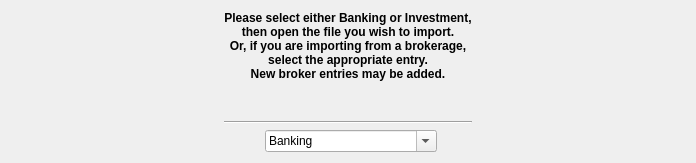
The window that kmymoney/plugins/csvimport/introwizardpage.ui (KDE/kmymoney) describes before a commit, drawn with Qt 5.
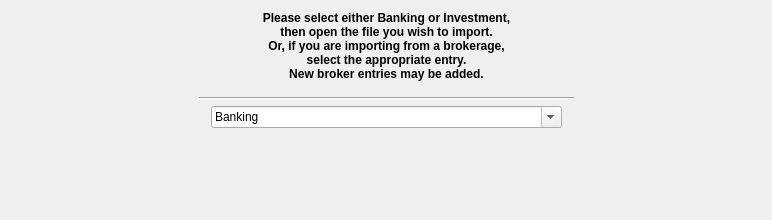
The same window after the commit. Custom widgets are drawn as their Qt base class.

Commit message: Modify introwizardpage.ui to avoid clipping lower edge. Modify csvdialog.ui to allow lower frame to stretch more vertically.

The edit to the form file:
```diff
--- a/kmymoney/plugins/csvimport/introwizardpage.ui
+++ b/kmymoney/plugins/csvimport/introwizardpage.ui
@@ -6,8 +6,8 @@
    <rect>
     <x>0</x>
     <y>0</y>
-    <width>696</width>
-    <height>163</height>
+    <width>772</width>
+    <height>220</height>
    </rect>
   </property>
   <property name="sizePolicy">
@@ -19,20 +19,22 @@
   <property name="minimumSize">
    <size>
     <width>0</width>
-    <height>150</height>
+    <height>220</height>
    </size>
   </property>
   <property name="maximumSize">
    <size>
     <width>16777215</width>
-    <height>240</height>
+    <height>280</height>
    </size>
   </property>
   <property name="windowTitle">
    <string>Intro Wizard Page</string>
   </property>
   <layout class="QGridLayout" name="gridLayout">
-   <item row="0" column="0" rowspan="3">
+   <item row="0" column="0">
+    <layout class="QHBoxLayout" name="horizontalLayout" stretch="10,20,10">
+     <item>
     <spacer name="horizontalSpacer">
      <property name="orientation">
       <enum>Qt::Horizontal</enum>
@@ -45,7 +47,12 @@
      </property>
     </spacer>
    </item>
-   <item row="0" column="1" colspan="2">
+     <item>
+      <layout class="QVBoxLayout" name="verticalLayout" stretch="25,3,40,10">
+       <property name="topMargin">
+        <number>0</number>
+       </property>
+       <item>
     <widget class="QLabel" name="label">
      <property name="minimumSize">
       <size>
@@ -53,6 +60,12 @@
        <height>76</height>
       </size>
      </property>
+         <property name="maximumSize">
+          <size>
+           <width>16777215</width>
+           <height>80</height>
+          </size>
+         </property>
      <property name="text">
       <string>&lt;!DOCTYPE HTML PUBLIC &quot;-//W3C//DTD HTML 4.0//EN&quot; &quot;http://www.w3.org/TR/REC-html40/strict.dtd&quot;&gt;
 &lt;html&gt;&lt;head&gt;&lt;meta name=&quot;qrichtext&quot; content=&quot;1&quot; /&gt;&lt;style type=&quot;text/css&quot;&gt;
@@ -69,28 +82,15 @@
      </property>
     </widget>
    </item>
-   <item row="0" column="3" rowspan="3">
-    <spacer name="horizontalSpacer_right">
-     <property name="orientation">
-      <enum>Qt::Horizontal</enum>
-     </property>
-     <property name="sizeHint" stdset="0">
-      <size>
-       <width>40</width>
-       <height>20</height>
-      </size>
-     </property>
-    </spacer>
-   </item>
-   <item row="1" column="1" rowspan="2" colspan="2">
+       <item>
     <widget class="Line" name="line_hor">
      <property name="orientation">
       <enum>Qt::Horizontal</enum>
      </property>
     </widget>
    </item>
-   <item row="2" column="2">
-    <layout class="QHBoxLayout" name="horizontalLayout" stretch="30,150,30">
+       <item>
+        <layout class="QHBoxLayout" name="horizontalLayout_2" stretch="5,150,5">
      <item>
       <spacer name="horizontalSpacer_2">
        <property name="orientation">
@@ -98,8 +98,8 @@
        </property>
        <property name="sizeHint" stdset="0">
         <size>
-         <width>40</width>
-         <height>20</height>
+             <width>13</width>
+             <height>22</height>
         </size>
        </property>
       </spacer>
@@ -126,6 +126,36 @@
      </item>
      <item>
       <spacer name="horizontalSpacer_mid">
+           <property name="orientation">
+            <enum>Qt::Horizontal</enum>
+           </property>
+           <property name="sizeHint" stdset="0">
+            <size>
+             <width>13</width>
+             <height>22</height>
+            </size>
+           </property>
+          </spacer>
+         </item>
+        </layout>
+       </item>
+       <item>
+        <spacer name="verticalSpacer">
+         <property name="orientation">
+          <enum>Qt::Vertical</enum>
+         </property>
+         <property name="sizeHint" stdset="0">
+          <size>
+           <width>20</width>
+           <height>40</height>
+          </size>
+         </property>
+        </spacer>
+       </item>
+      </layout>
+     </item>
+     <item>
+      <spacer name="horizontalSpacer_right">
        <property name="orientation">
         <enum>Qt::Horizontal</enum>
        </property>
```
Lines whose indentation alone changed are shown as unchanged. The commit also changes 1 other file.
